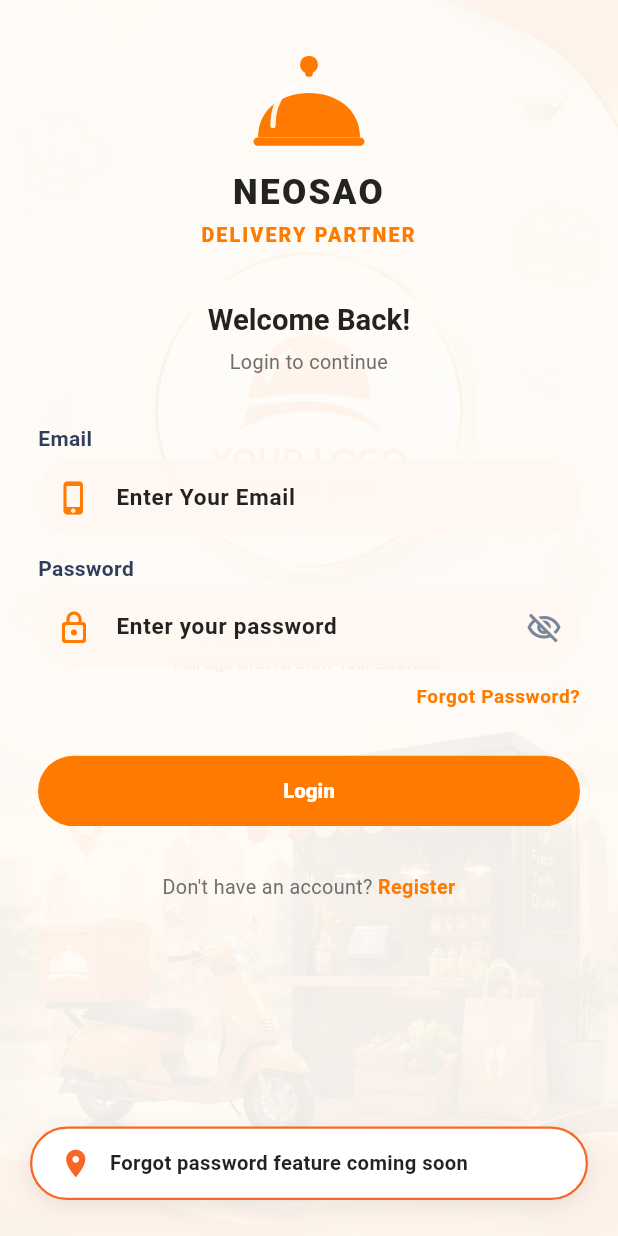
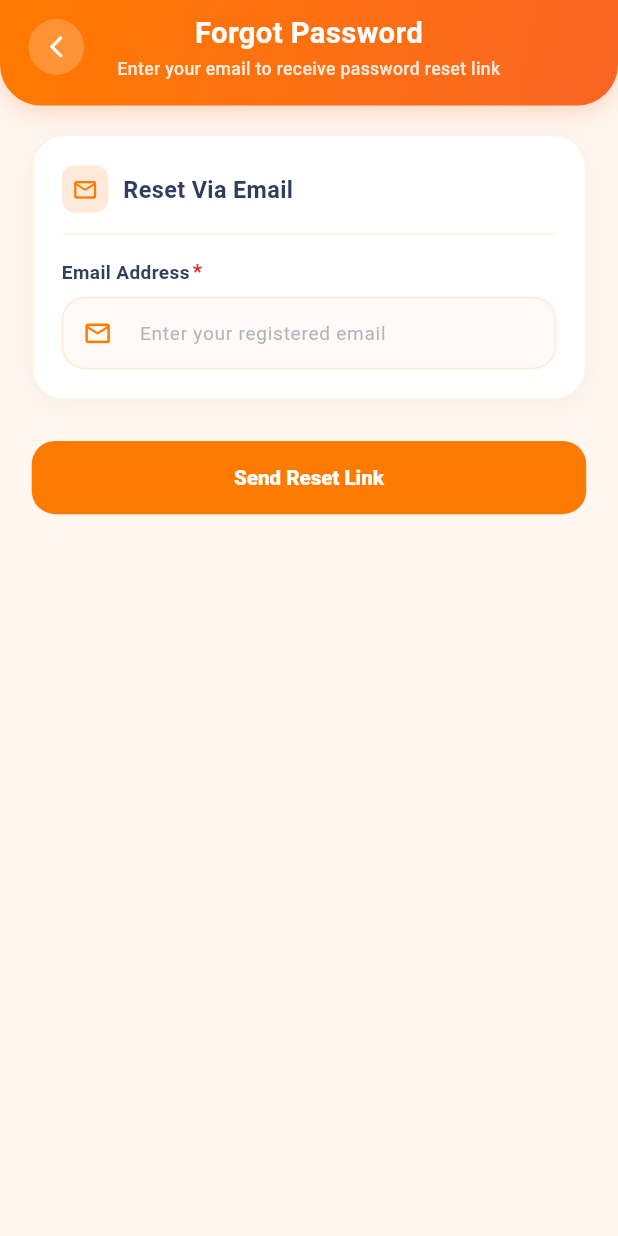
Before and after one commit to sneha-neosao/NSDeliveryVendorApp, a Flutter app: the screen it shows after launch, after a tap on "Forgot Password?", on a phone screen of 412 x 824 dp. Run offline on Flutter 3.47's test engine with Material 3 defaults, Android fonts, the phone set to English and light mode, and no system bars; our stand-ins replace connectivity_plus, dio, easy_localization, equatable, firebase_core, firebase_messaging and 10 more; missing offline and left inert: gif_view, tanstack_query; accounts and stored records are empty; network calls fail; Roboto replaces fonts that are missing (Geist).

Commit message:
forgot password ui added

```diff
--- /dev/null
+++ b/lib/src/features/login/presentation/pages/forgot_password_screen.dart
@@ -0,0 +1,102 @@
+import 'package:flutter/material.dart';
+import 'package:flutter_bloc/flutter_bloc.dart';
+import 'package:flutter_screenutil/flutter_screenutil.dart';
+import '../../../../configs/injector/injector.dart';
+import '../../../../configs/injector/injector_conf.dart';
+import '../../../../core/extensions/integer_sizedbox_extension.dart';
+import '../../../../core/theme/app_color.dart';
+import '../../../widgets/app_button_widget.dart';
+import '../../../widgets/snackbar_widget.dart';
+import '../widgets/forgot_password_header_widget.dart';
+import '../widgets/forgot_password_input_widget.dart';
+
+class ForgotPasswordScreen extends StatefulWidget {
+  const ForgotPasswordScreen({super.key});
+
+  @override
+  State<ForgotPasswordScreen> createState() => _ForgotPasswordScreenState();
+}
+
+class _ForgotPasswordScreenState extends State<ForgotPasswordScreen> {
+  final _formKey = GlobalKey<FormState>();
+  final TextEditingController _emailController = TextEditingController();
+  bool _isLoading = false;
+
+  @override
+  void dispose() {
+    _emailController.dispose();
+    super.dispose();
+  }
+
+  void _handleSubmit() {
+    primaryFocus?.unfocus();
+
+    if (_formKey.currentState?.validate() ?? false) {
+      // Hook for forgot password API submission
+      appSnackBar(
+        context,
+        AppColor.green,
+        'Password reset link will be sent to your email',
+      );
+    }
+  }
+
+  @override
+  Widget build(BuildContext context) {
+    final bottomPadding = MediaQuery.of(context).padding.bottom;
+
+    return MultiBlocProvider(
+      providers: [
+        BlocProvider(create: (_) => getIt<ThemeBloc>()),
+        BlocProvider(create: (_) => getIt<TranslateBloc>()),
+      ],
+      child: Scaffold(
+        backgroundColor: AppColor.white,
+        body: Column(
+          children: [
+            // ── Top Header ──────────────────────────────────────────
+            const ForgotPasswordHeaderWidget(
+              title: 'Forgot Password',
+              subtitle: 'Enter your email to receive password reset link',
+            ),
+
+            // ── Scrollable Form Body ────────────────────────────────
+            Expanded(
+              child: SingleChildScrollView(
+                physics: const AlwaysScrollableScrollPhysics(),
+                padding: EdgeInsets.only(
+                  left: 20.w,
+                  right: 20.w,
+                  top: 20.h,
+                  bottom: bottomPadding > 0 ? bottomPadding + 24.h : 30.h,
+                ),
+                child: Form(
+                  key: _formKey,
+                  child: Column(
+                    crossAxisAlignment: CrossAxisAlignment.start,
+                    children: [
+                      // Input Card
+                      ForgotPasswordInputWidget(
+                        emailController: _emailController,
+                      ),
+                      28.hS,
+
+                      // Send Reset Link Button
+                      AppButtonWidget(
+                        text: 'Send Reset Link',
+                        borderRadius: 16.r,
+                        height: 50.h,
+                        isLoading: _isLoading,
+                        onPressed: _handleSubmit,
+                      ),
+                    ],
+                  ),
+                ),
+              ),
+            ),
+          ],
+        ),
+      ),
+    );
+  }
+}
--- a/lib/src/features/login/presentation/pages/login_screen.dart
+++ b/lib/src/features/login/presentation/pages/login_screen.dart
@@ -16,7 +16,6 @@
 import '../widgets/auth_forgot_password_widget.dart';
 import '../widgets/auth_header_widget.dart';
 import '../widgets/auth_logo_widget.dart';
-import '../widgets/auth_register_footer_widget.dart';
 import '../widgets/login_input_widget.dart';
 
 /// Login Screen displaying the authentication interface and calling the login API via Dual-BLoC.
@@ -91,13 +90,7 @@
 
                   // Forgot Password Link
                   AuthForgotPasswordWidget(
-                    onTap: () {
-                      appSnackBar(
-                        context,
-                        AppColor.primary,
-                        'Forgot password feature coming soon',
-                      );
-                    },
+                    onTap: () => context.push(AppRoute.forgotPassword.path),
                   ),
                   28.hS,
 
@@ -129,18 +122,6 @@
                       );
                     },
                   ),
-                  24.hS,
-
-                  // Register Link
-                  AuthRegisterFooterWidget(
-                    onRegisterTap: () {
-                      appSnackBar(
-                        context,
-                        AppColor.primary,
-                        'Registration feature coming soon',
-                      );
-                    },
-                  ),
                 ],
               ),
             ),
--- /dev/null
+++ b/lib/src/features/login/presentation/widgets/forgot_password_header_widget.dart
@@ -0,0 +1,117 @@
+import 'package:flutter/material.dart';
+import 'package:flutter_screenutil/flutter_screenutil.dart';
+import 'package:go_router/go_router.dart';
+import '../../../../core/extensions/integer_sizedbox_extension.dart';
+import '../../../../core/theme/app_color.dart';
+import '../../../../core/theme/app_font.dart';
+
+class ForgotPasswordHeaderWidget extends StatelessWidget {
+  final String title;
+  final String? subtitle;
+  final VoidCallback? onBackTap;
+
+  const ForgotPasswordHeaderWidget({
+    super.key,
+    this.title = 'Forgot Password',
+    this.subtitle = 'Enter your email to receive password reset instructions',
+    this.onBackTap,
+  });
+
+  @override
+  Widget build(BuildContext context) {
+    final topPadding = MediaQuery.of(context).padding.top;
+
+    return Container(
+      width: double.infinity,
+      padding: EdgeInsets.only(
+        top: topPadding + 8.h,
+        left: 18.w,
+        right: 18.w,
+        bottom: 16.h,
+      ),
+      decoration: BoxDecoration(
+        gradient: const LinearGradient(
+          begin: Alignment.topLeft,
+          end: Alignment.bottomRight,
+          colors: [
+            AppColor.primary,
+            AppColor.darkOrange,
+          ],
+        ),
+        borderRadius: BorderRadius.only(
+          bottomLeft: Radius.circular(28.r),
+          bottomRight: Radius.circular(28.r),
+        ),
+        boxShadow: [
+          BoxShadow(
+            color: AppColor.darkOrange.withValues(alpha: 0.25),
+            blurRadius: 14,
+            offset: const Offset(0, 4),
+            spreadRadius: 0,
+          ),
+        ],
+      ),
+      child: Row(
+        children: [
+          // Left Back Button
+          GestureDetector(
+            onTap: onBackTap ?? () => context.pop(),
+            behavior: HitTestBehavior.opaque,
+            child: Container(
+              width: 38.r,
+              height: 38.r,
+              decoration: BoxDecoration(
+                shape: BoxShape.circle,
+                color: AppColor.pureWhite.withValues(alpha: 0.2),
+              ),
+              child: Icon(
+                Icons.arrow_back_ios_new_rounded,
+                color: AppColor.pureWhite,
+                size: 18.r,
+              ),
+            ),
+          ),
+          12.wS,
+
+          // Center Title + Subtitle
+          Expanded(
+            child: Column(
+              mainAxisSize: MainAxisSize.min,
+              children: [
+                Text(
+                  title,
+                  textAlign: TextAlign.center,
+                  softWrap: true,
+                  overflow: TextOverflow.ellipsis,
+                  style: AppFont.style(
+                    color: AppColor.pureWhite,
+                    fontSize: 20.sp,
+                    fontWeight: FontWeight.w700,
+                  ),
+                ),
+                if (subtitle != null && subtitle!.isNotEmpty) ...[
+                  2.hS,
+                  Text(
+                    subtitle!,
+                    textAlign: TextAlign.center,
+                    softWrap: true,
+                    overflow: TextOverflow.ellipsis,
+                    style: AppFont.style(
+                      color: AppColor.pureWhite.withValues(alpha: 0.85),
+                      fontSize: 12.sp,
+                      fontWeight: FontWeight.w500,
+                    ),
+                  ),
+                ],
+              ],
+            ),
+          ),
+          12.wS,
+
+          // Right Spacer to balance the back button
+          SizedBox(width: 38.r),
+        ],
+      ),
+    );
+  }
+}
--- /dev/null
+++ b/lib/src/features/login/presentation/widgets/forgot_password_input_widget.dart
@@ -0,0 +1,186 @@
+import 'package:flutter/material.dart';
+import 'package:flutter_screenutil/flutter_screenutil.dart';
+import '../../../../core/extensions/integer_sizedbox_extension.dart';
+import '../../../../core/extensions/string_validator_extension.dart';
+import '../../../../core/theme/app_color.dart';
+import '../../../../core/theme/app_font.dart';
+
+class ForgotPasswordInputWidget extends StatelessWidget {
+  final TextEditingController emailController;
+  final ValueChanged<String>? onEmailChanged;
+
+  const ForgotPasswordInputWidget({
+    super.key,
+    required this.emailController,
+    this.onEmailChanged,
+  });
+
+  @override
+  Widget build(BuildContext context) {
+    return Container(
+      width: double.infinity,
+      padding: EdgeInsets.symmetric(horizontal: 18.w, vertical: 20.h),
+      decoration: BoxDecoration(
+        color: AppColor.pureWhite,
+        borderRadius: BorderRadius.circular(22.r),
+        border: Border.all(
+          color: AppColor.border.withValues(alpha: 0.45),
+          width: 1.r,
+        ),
+        boxShadow: [
+          BoxShadow(
+            color: AppColor.black.withValues(alpha: 0.04),
+            blurRadius: 14,
+            offset: const Offset(0, 4),
+            spreadRadius: 0,
+          ),
+        ],
+      ),
+      child: Column(
+        crossAxisAlignment: CrossAxisAlignment.start,
+        children: [
+          // Section Title
+          Row(
+            children: [
+              Container(
+                width: 32.r,
+                height: 32.r,
+                decoration: BoxDecoration(
+                  color: AppColor.orangeTint2,
+                  borderRadius: BorderRadius.circular(9.r),
+                ),
+                child: Icon(
+                  Icons.mail_outline_rounded,
+                  color: AppColor.primary,
+                  size: 18.r,
+                ),
+              ),
+              10.wS,
+              Expanded(
+                child: Text(
+                  'Reset Via Email',
+                  style: AppFont.style(
+                    color: AppColor.charcoal,
+                    fontSize: 16.sp,
+                    fontWeight: FontWeight.w700,
+                  ),
+                ),
+              ),
+            ],
+          ),
+          14.hS,
+
+          Divider(
+            height: 1.h,
+            thickness: 1.r,
+            color: AppColor.border.withValues(alpha: 0.4),
+          ),
+          16.hS,
+
+          // Email Label
+          Row(
+            children: [
+              Text(
+                'Email Address',
+                style: AppFont.style(
+                  color: AppColor.charcoal,
+                  fontSize: 13.sp,
+                  fontWeight: FontWeight.w600,
+                ),
+              ),
+              2.wS,
+              Text(
+                '*',
+                style: AppFont.style(
+                  color: AppColor.bright_red,
+                  fontSize: 14.sp,
+                  fontWeight: FontWeight.w700,
+                ),
+              ),
+            ],
+          ),
+          6.hS,
+
+          // Email Input Field
+          TextFormField(
+            controller: emailController,
+            keyboardType: TextInputType.emailAddress,
+            onChanged: onEmailChanged,
+            autovalidateMode: AutovalidateMode.onUserInteraction,
+            style: AppFont.style(
+              color: AppColor.charcoal,
+              fontSize: 14.sp,
+              fontWeight: FontWeight.w600,
+            ),
+            validator: (val) {
+              if (val == null || val.trim().isEmpty) {
+                return 'Please enter your email address';
+              }
+              if (!val.trim().isEmailValid) {
+                return 'Please enter a valid email address';
+              }
+              return null;
+            },
+            decoration: InputDecoration(
+              hintText: 'Enter your registered email',
+              hintStyle: AppFont.style(
+                color: AppColor.slateGrey.withValues(alpha: 0.6),
+                fontSize: 13.sp,
+                fontWeight: FontWeight.w400,
+              ),
+              prefixIcon: Icon(
+                Icons.email_outlined,
+                color: AppColor.primary,
+                size: 20.r,
+              ),
+              filled: true,
+              fillColor: AppColor.whiteShade,
+              contentPadding:
+                  EdgeInsets.symmetric(vertical: 14.h, horizontal: 16.w),
+              border: OutlineInputBorder(
+                borderRadius: BorderRadius.circular(16.r),
+                borderSide: BorderSide(
+                  color: AppColor.border.withValues(alpha: 0.6),
+                  width: 1.r,
+                ),
+              ),
+              enabledBorder: OutlineInputBorder(
+                borderRadius: BorderRadius.circular(16.r),
+                borderSide: BorderSide(
+                  color: AppColor.border.withValues(alpha: 0.6),
+                  width: 1.r,
+                ),
+              ),
+              focusedBorder: OutlineInputBorder(
+                borderRadius: BorderRadius.circular(16.r),
+                borderSide: BorderSide(
+                  color: AppColor.primary,
+                  width: 1.5.r,
+                ),
+              ),
+              errorBorder: OutlineInputBorder(
+                borderRadius: BorderRadius.circular(16.r),
+                borderSide: BorderSide(
+                  color: AppColor.bright_red,
+                  width: 1.r,
+                ),
+              ),
+              focusedErrorBorder: OutlineInputBorder(
+                borderRadius: BorderRadius.circular(16.r),
+                borderSide: BorderSide(
+                  color: AppColor.bright_red,
+                  width: 1.5.r,
+                ),
+              ),
+              errorStyle: AppFont.style(
+                color: AppColor.bright_red,
+                fontSize: 11.sp,
+                fontWeight: FontWeight.w500,
+              ),
+            ),
+          ),
+        ],
+      ),
+    );
+  }
+}
--- a/lib/src/features/settings/presentation/widgets/settings_menu_list_widget.dart
+++ b/lib/src/features/settings/presentation/widgets/settings_menu_list_widget.dart
@@ -63,15 +63,15 @@
         ),
         14.hS,
 
-        // 2. Change Password with Lock Icon & Arrow
-        SettingsMenuItemWidget(
-          icon: Icons.lock_outline_rounded,
-          title: 'Change Password',
-          subtitle: 'Update your account password',
-          showTrailing: true,
-          onTap: onChangePasswordTap,
-        ),
-        14.hS,
+        // // 2. Change Password with Lock Icon & Arrow
+        // SettingsMenuItemWidget(
+        //   icon: Icons.lock_outline_rounded,
+        //   title: 'Change Password',
+        //   subtitle: 'Update your account password',
+        //   showTrailing: true,
+        //   onTap: onChangePasswordTap,
+        // ),
+        // 14.hS,
 
         // 3. Time Slots with Clock Icon & Arrow
         SettingsMenuItemWidget(
--- a/lib/src/routes/app_route_conf.dart
+++ b/lib/src/routes/app_route_conf.dart
@@ -48,6 +48,13 @@
         name: AppRoute.changePassword.name,
         pageBuilder: (context, state) {
           return _fadePage(const ChangePasswordScreen());
+        },
+      ),
+      GoRoute(
+        path: AppRoute.forgotPassword.path,
+        name: AppRoute.forgotPassword.name,
+        pageBuilder: (context, state) {
+          return _fadePage(const ForgotPasswordScreen());
         },
       ),
       StatefulShellRoute.indexedStack(
--- a/lib/src/routes/app_route_path.dart
+++ b/lib/src/routes/app_route_path.dart
@@ -7,7 +7,8 @@
   settings(path: "/settings"),
   orderDetails(path: "/order_details"),
   slots(path: "/slots"),
-  changePassword(path: "/change_password");
+  changePassword(path: "/change_password"),
+  forgotPassword(path: "/forgot_password");
 
   final String path;
 
--- a/lib/src/routes/routes.dart
+++ b/lib/src/routes/routes.dart
@@ -8,3 +8,4 @@
 export '../features/orders/presentation/pages/order_details_screen.dart';
 export '../features/settings/presentation/pages/slot_screen.dart';
 export '../features/settings/presentation/pages/change_password_screen.dart';
+export '../features/login/presentation/pages/forgot_password_screen.dart';
```
